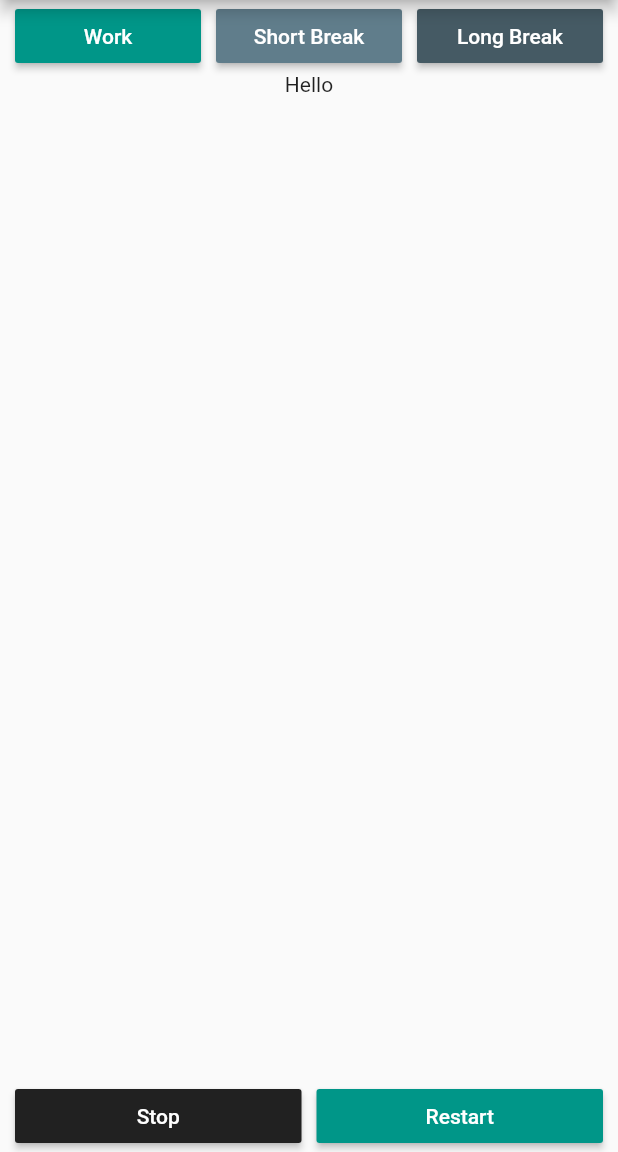
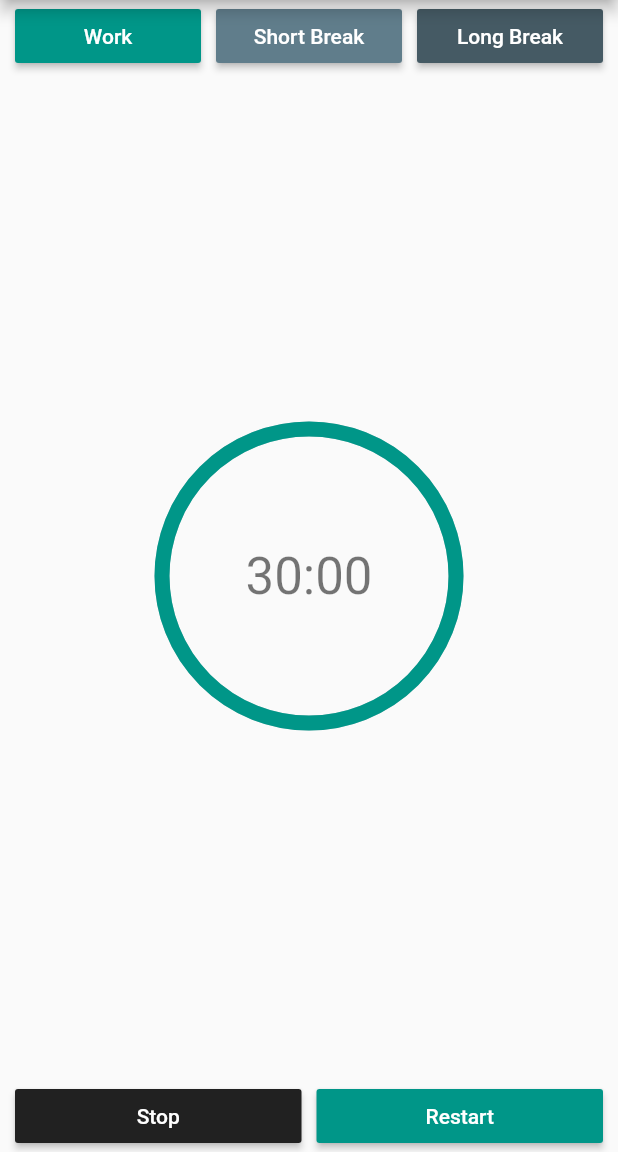
Before and after one commit to MuhamadHaydar/Flutter-Project, a Flutter app: the screen it shows after launch, on a phone screen of 412 x 824 dp, the part 84-1236 px from its top. Run offline on Flutter 3.47's test engine with Material 2 defaults, Android fonts, the phone set to English and light mode, and no system bars; drawn by our look-alikes of percent_indicator; our stand-ins replace fluttertoast.

Commit message:
Add CircularPercentIndicator package and put it in the middle Text place.

```diff
--- a/productivity_timer/lib/main.dart
+++ b/productivity_timer/lib/main.dart
@@ -1,4 +1,5 @@
 import 'package:flutter/material.dart';
+import 'package:percent_indicator/circular_percent_indicator.dart';
 import 'package:productivitytimer/widgets.dart';
 
 void main() => runApp(MyApp());
@@ -25,7 +26,11 @@ class TimerHomePage extends StatelessWidget {
         appBar: AppBar(
           title: Text('My work timer'),
         ),
-      body: Column(
+        body: LayoutBuilder(
+          builder: (BuildContext context, BoxConstraints constraint) {
+            // Get the width of the screen.
+            final double availableWidth = constraint.maxWidth;
+            return Column(
               children: <Widget>[
                 Row(
                   children: <Widget>[
@@ -62,7 +67,18 @@ class TimerHomePage extends StatelessWidget {
                     ),
                   ],
                 ),
-          Expanded(child: Text("Hello")),
+                Expanded(
+                  child: CircularPercentIndicator(
+                    radius: availableWidth / 2,
+                    lineWidth: 10.0,
+                    percent: 1,
+                    center: Text(
+                      "30:00",
+                      style: Theme.of(context).textTheme.display1,
+                    ),
+                    progressColor: Color(0xff009688),
+                  ),
+                ),
                 Row(
                   children: <Widget>[
                     Padding(
@@ -88,8 +104,9 @@ class TimerHomePage extends StatelessWidget {
                   ],
                 )
               ],
-      ),
             );
+          },
+        ));
   }
 
   void emptyMethod() {}
--- a/productivity_timer/pubspec.yaml
+++ b/productivity_timer/pubspec.yaml
@@ -20,9 +20,11 @@ dependencies:
   flutter:
     sdk: flutter
 
+
   # The following adds the Cupertino Icons font to your application.
   # Use with the CupertinoIcons class for iOS style icons.
   cupertino_icons: ^0.1.2
+  percent_indicator: "^2.1.5"
 
 dev_dependencies:
   flutter_test:
```
Also changed, not shown: productivity_timer/pubspec.lock. Lines whose indentation alone changed are shown as unchanged.
